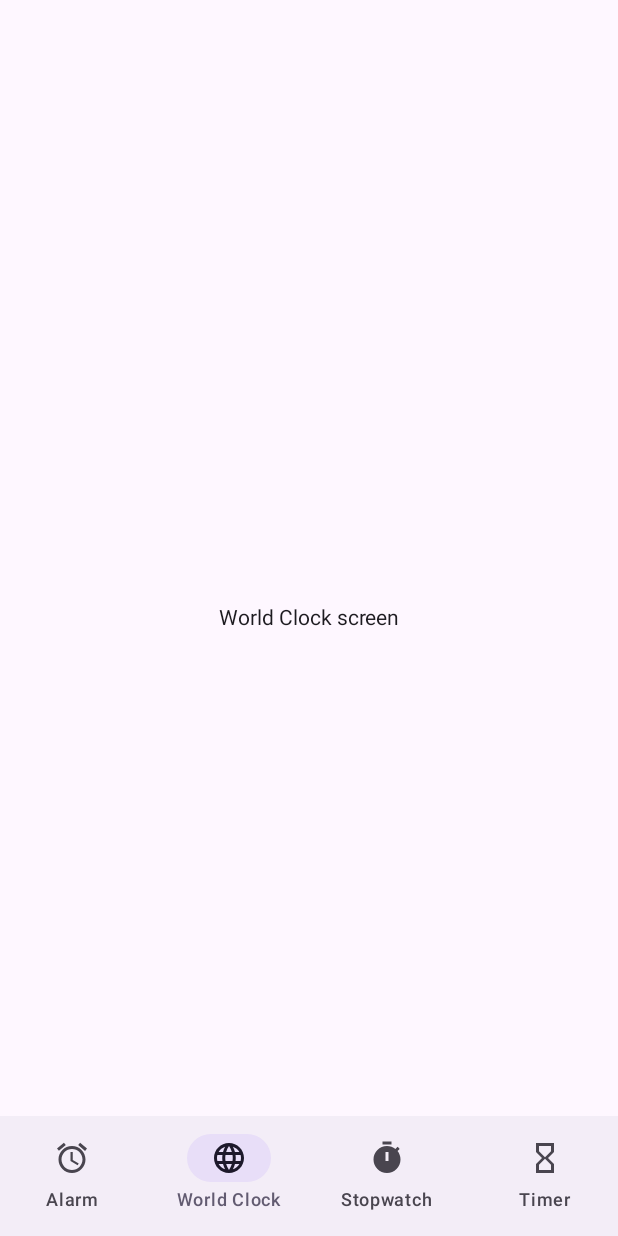
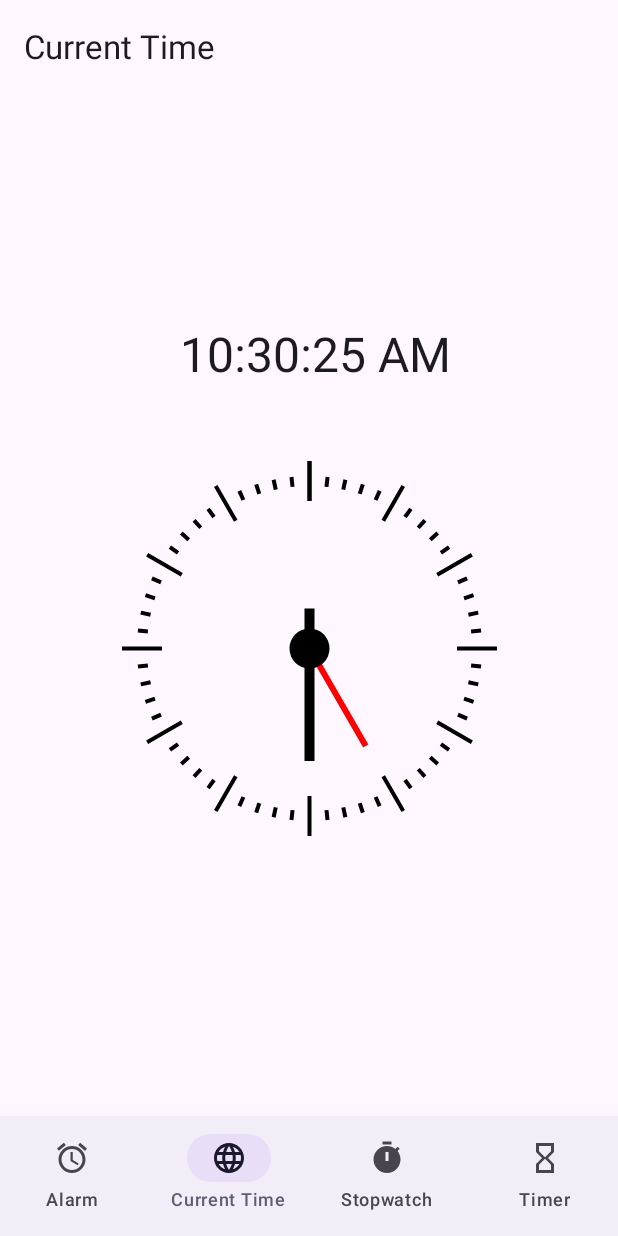
Before and after one commit to yassineAbou/Clock, an Android app built with Jetpack Compose: the CurrentTimeScreen screen opened through its navigation route, on a phone screen of 412 x 824 dp. Run offline under Robolectric (Android 15) with nearby library versions, the phone set to English and light mode, and no system bars; our stand-ins replace accompanist; 7 statements that could not run were skipped.

Commit message:
feat: Design CurrentTimeScreen

```diff
--- a/app/src/main/java/com/example/clock/MainActivity.kt
+++ b/app/src/main/java/com/example/clock/MainActivity.kt
@@ -7,6 +7,8 @@ import androidx.activity.viewModels
 import androidx.compose.material3.ExperimentalMaterial3Api
 import androidx.compose.material3.Scaffold
 import androidx.compose.runtime.Composable
+import androidx.compose.ui.Modifier
+import androidx.core.view.WindowCompat
 import androidx.navigation.NavHostController
 import androidx.navigation.compose.NavHost
 import androidx.navigation.compose.composable
@@ -18,7 +20,9 @@ import com.example.clock.stopwatch.StopwatchScreen
 import com.example.clock.stopwatch.StopwatchViewModel
 import com.example.clock.timer.TimerScreen
 import com.example.clock.ui.theme.ClockTheme
-import com.example.clock.world.WorldClockScreen
+import com.example.clock.world.CurrentTimeScreen
+import com.google.accompanist.insets.ProvideWindowInsets
+import com.google.accompanist.insets.navigationBarsPadding
 import kotlin.time.ExperimentalTime
 
 @OptIn(ExperimentalTime::class)
@@ -30,26 +34,27 @@ class MainActivity : ComponentActivity() {
     override fun onCreate(savedInstanceState: Bundle?) {
         super.onCreate(savedInstanceState)
 
-        //WindowCompat.setDecorFitsSystemWindows(window, false)
+        WindowCompat.setDecorFitsSystemWindows(window, false)
 
         setContent {
-           // ProvideWindowInsets {
+           ProvideWindowInsets {
                 ClockTheme {
                     val navController = rememberNavController()
                     Scaffold(
                         bottomBar = {
                             BottomNavigationBar(
+                                modifier = Modifier.navigationBarsPadding(),
                                 items = bottomBarItems,
                                 navController = navController,
                                 onItemClick = {
                                     navController.navigate(it.route)
-                                }
+                                },
                             )
                         }
                     ) {
                         Navigation(navController = navController, stopwatchViewModel)
                     }
-               // }
+                }
             }
         }
     }
@@ -60,12 +65,13 @@ class MainActivity : ComponentActivity() {
 @Composable
 fun Navigation(navController: NavHostController, stopwatchViewModel: StopwatchViewModel) {
 
-    NavHost(navController = navController, startDestination = Screen.Alarm.route) {
+
+         NavHost(navController = navController, startDestination = Screen.Alarm.route) {
         composable(Screen.Alarm.route) {
             AlarmScreen()
         }
         composable(Screen.WorldClock.route) {
-            WorldClockScreen()
+            CurrentTimeScreen()
         }
         composable(Screen.Stopwatch.route) {
             StopwatchScreen()
@@ -75,7 +81,3 @@ fun Navigation(navController: NavHostController, stopwatchViewModel: StopwatchVi
         }
     }
 }
-
-// TODO: compose viewModel before commit
-// TODO: fix Experimental annotations
-// TODO: use weight instead of dp
--- a/app/src/main/java/com/example/clock/alarm/AlarmScreen.kt
+++ b/app/src/main/java/com/example/clock/alarm/AlarmScreen.kt
@@ -1,18 +1,64 @@
 package com.example.clock.alarm
 
 import androidx.compose.foundation.layout.Box
+import androidx.compose.foundation.layout.Column
 import androidx.compose.foundation.layout.fillMaxSize
-import androidx.compose.material3.Text
+import androidx.compose.material3.*
 import androidx.compose.runtime.Composable
-import androidx.compose.ui.Alignment
+import androidx.compose.runtime.remember
 import androidx.compose.ui.Modifier
+import androidx.compose.ui.input.nestedscroll.nestedScroll
+import androidx.compose.ui.modifier.modifierLocalConsumer
+import androidx.compose.ui.tooling.preview.Preview
+import com.example.clock.components.ClockAppBar
+import com.example.clock.ui.theme.ClockTheme
+import com.google.accompanist.insets.statusBarsPadding
+
+@Preview
+@Composable
+fun AlarmScreenPreview() {
+    ClockTheme {
+        AlarmScreen()
+    }
+}
+
+@OptIn(ExperimentalMaterial3Api::class)
+@Composable
+fun AlarmScreen(
+    modifier: Modifier = Modifier
+) {
+    val scrollBehavior = remember { TopAppBarDefaults.pinnedScrollBehavior() }
+
+    Surface(modifier = modifier) {
+        Box(modifier = Modifier.fillMaxSize()) {
+            Column(
+                Modifier
+                    .fillMaxSize()
+                    .nestedScroll(scrollBehavior.nestedScrollConnection)
+            ) {
+                AlarmTopAppBar(
+                    modifier = Modifier.statusBarsPadding(),
+                    scrollBehavior = scrollBehavior
+                )
+            }
+        }
+    }
+
+}
 
 @Composable
-fun AlarmScreen() {
-    Box(
-        modifier = Modifier.fillMaxSize(),
-        contentAlignment = Alignment.Center
-    ) {
-        Text(text = "Alarm screen")
-    }
+private fun AlarmTopAppBar(
+    modifier: Modifier = Modifier,
+    scrollBehavior: TopAppBarScrollBehavior? = null,
+) {
+    ClockAppBar(
+        modifier = modifier,
+        scrollBehavior = scrollBehavior,
+        title = {
+            Text(
+                text = "Alarm",
+                style = MaterialTheme.typography.titleLarge,
+            )
+        }
+    )
 }
--- a/app/src/main/java/com/example/clock/components/BottomNavigationBar.kt
+++ b/app/src/main/java/com/example/clock/components/BottomNavigationBar.kt
@@ -30,7 +30,7 @@ fun BottomNavigationBar(
     onItemClick: (BottomNavItem) -> Unit
 ) {
     val backStackEntry = navController.currentBackStackEntryAsState()
-    NavigationBar {
+    NavigationBar(modifier = modifier) {
         items.forEach { item ->
             val selected = item.route == backStackEntry.value?.destination?.route
             NavigationBarItem(
@@ -57,9 +57,9 @@ val bottomBarItems =  listOf(
         icon = Icons.Default.Alarm
     ),
     BottomNavItem(
-        name = "World Clock",
+        name = "Current Time",
         route = Screen.WorldClock.route,
-        icon = Icons.Default.Language,
+        icon = Icons.Default.Language
     ),
     BottomNavItem(
         name = "Stopwatch",
--- /dev/null
+++ b/app/src/main/java/com/example/clock/components/ClockAppBar.kt
@@ -0,0 +1,45 @@
+package com.example.clock.components
+
+import androidx.compose.foundation.background
+import androidx.compose.foundation.layout.Box
+import androidx.compose.material.TopAppBar
+import androidx.compose.material3.*
+import androidx.compose.runtime.Composable
+import androidx.compose.ui.Modifier
+import androidx.compose.ui.graphics.Color
+import androidx.compose.ui.tooling.preview.Preview
+import com.example.clock.ui.theme.ClockTheme
+
+@Composable
+fun ClockAppBar(
+    modifier: Modifier = Modifier,
+    title: @Composable () -> Unit,
+    scrollBehavior: TopAppBarScrollBehavior? = null,
+) {
+    val backgroundColors = TopAppBarDefaults.centerAlignedTopAppBarColors()
+    val backgroundColor = backgroundColors.containerColor(
+        scrollFraction = scrollBehavior?.scrollFraction ?: 0f
+    ).value
+    val foregroundColors = TopAppBarDefaults.centerAlignedTopAppBarColors(
+        containerColor = Color.Transparent,
+        scrolledContainerColor = Color.Transparent
+    )
+
+    Box(modifier = Modifier.background(backgroundColor)) {
+        SmallTopAppBar(
+            modifier = modifier,
+            title = title,
+            scrollBehavior = scrollBehavior,
+            colors = foregroundColors
+        )
+    }
+}
+
+
+@Preview
+@Composable
+fun JetchatAppBarPreview() {
+    ClockTheme {
+        ClockAppBar(title = { Text("Alarm") })
+    }
+}
--- /dev/null
+++ b/app/src/main/java/com/example/clock/current-time/CurrentTimeScreen.kt
@@ -0,0 +1,200 @@
+package com.example.clock.world
+
+import androidx.compose.animation.*
+import androidx.compose.foundation.Canvas
+import androidx.compose.foundation.layout.*
+import androidx.compose.material3.*
+import androidx.compose.runtime.*
+import androidx.compose.ui.Alignment
+import androidx.compose.ui.Modifier
+import androidx.compose.ui.geometry.Offset
+import androidx.compose.ui.graphics.Color
+import androidx.compose.ui.graphics.drawscope.rotate
+import androidx.compose.ui.text.style.TextAlign
+import androidx.compose.ui.tooling.preview.Preview
+import androidx.compose.ui.unit.dp
+import com.example.clock.components.ClockAppBar
+import com.example.clock.ui.theme.ClockTheme
+import com.google.accompanist.insets.statusBarsPadding
+import kotlinx.coroutines.delay
+import java.text.SimpleDateFormat
+import java.util.*
+
+@Preview
+@Composable
+fun CurrentTimeScreenPreview() {
+    ClockTheme {
+        CurrentTimeScreen()
+    }
+}
+
+@OptIn(ExperimentalMaterial3Api::class)
+@Composable
+fun CurrentTimeScreen(
+    modifier: Modifier = Modifier
+) {
+    val scrollBehavior = remember { TopAppBarDefaults.pinnedScrollBehavior() }
+
+    Surface(modifier = modifier) {
+        Box(modifier = Modifier.fillMaxSize()) {
+            WorldClockTopAppBar(
+                modifier = Modifier.statusBarsPadding(),
+                scrollBehavior = scrollBehavior
+            )
+            Column(
+                modifier = Modifier
+                    .fillMaxSize(),
+                verticalArrangement = Arrangement.Center,
+                horizontalAlignment = Alignment.CenterHorizontally,
+            ) {
+                DigitalClock()
+                AnalogClock()
+            }
+        }
+    }
+
+}
+
+@Composable
+private fun WorldClockTopAppBar(
+    modifier: Modifier = Modifier,
+    scrollBehavior: TopAppBarScrollBehavior? = null,
+) {
+    ClockAppBar(
+        modifier = modifier,
+        scrollBehavior = scrollBehavior,
+        title = {
+            Text(
+                text = "Current Time",
+                style = MaterialTheme.typography.titleLarge,
+            )
+        }
+    )
+}
+
+
+@OptIn(ExperimentalAnimationApi::class)
+@Composable
+fun DigitalClock(modifier: Modifier = Modifier) {
+        var time by remember { mutableStateOf("04:37:34 PM") }
+
+        LaunchedEffect(0) {
+            while (true) {
+                val calendar = Calendar.getInstance()
+                time = SimpleDateFormat("hh:mm:ss a").format(calendar.time)
+                delay(1000)
+            }
+        }
+
+        Text(
+            text = " $time",
+            style = MaterialTheme.typography.headlineLarge,
+            textAlign = TextAlign.Center
+        )
+
+}
+
+@Composable
+fun AnalogClock() {
+    Box(
+        modifier = Modifier.size(350.dp),
+        contentAlignment = Alignment.Center
+    ) {
+        var time by remember {
+            mutableStateOf(
+                TimeInFloat(
+                    hour = 0f,
+                    minute = 0f,
+                    second = 0f
+                )
+            )
+        }
+
+        LaunchedEffect(0) {
+               while (true) {
+                   val calendar = Calendar.getInstance()
+
+                   val hour = calendar.get(Calendar.HOUR)
+                   val minute = calendar.get(Calendar.MINUTE)
+                   val second = calendar.get(Calendar.SECOND)
+
+                   time = TimeInFloat(
+                       hour = ((hour + (minute / 60f)) * 6f * 5),
+                       minute = minute * 6f,
+                       second = second * 6f
+                   )
+                   delay(1000)
+               }
+        }
+
+
+
+        Canvas(modifier = Modifier.size(250.dp)) {
+
+            for (angle in 0..60) {
+                rotate(angle * 6f) {
+                    if (angle % 5 == 0) {
+                        drawLine(
+                            color = Color.Black,
+                            start = Offset(size.width / 2, 0f),
+                            end = Offset(size.width / 2, 40f),
+                            strokeWidth = 4f
+                        )
+                    } else {
+                        drawLine(
+                            color = Color.Black,
+                            start = Offset(size.width / 2, 15f),
+                            end = Offset(size.width / 2, 25f),
+                            strokeWidth = 4f
+                        )
+                    }
+                }
+            }
+
+            rotate(time.hour) {
+                drawLine(
+                    color = Color.Black ,
+                    start = Offset(size.width / 2 , size.width / 2),
+                    end = Offset(size.width / 2 , 200f),
+                    strokeWidth = 14f
+                )
+            }
+
+            rotate(time.minute) {
+                drawLine(
+                    color = Color.Black ,
+                    start = Offset(size.width / 2 , size.width / 2 + 40),
+                    end = Offset(size.width / 2 , 75f),
+                    strokeWidth = 10f
+                )
+            }
+
+            rotate(time.second) {
+                drawLine(
+                    color = Color.Red,
+                    start = Offset(size.width / 2 , size.width / 2),
+                    end = Offset(size.width / 2 , 75f),
+                    strokeWidth = 6f
+                )
+            }
+
+            drawCircle(
+                color = Color.Black ,
+                radius = 20f
+            )
+        }
+    }
+}
+
+data class TimeInFloat(
+    var hour: Float,
+    var minute: Float,
+    var second: Float
+)
+
+data class TimeInString(
+    var hour: String,
+    var minute: String,
+    var second: String,
+    var meridiem: String
+)
--- a/app/src/main/java/com/example/clock/world-clock/WorldClockScreen.kt
+++ /dev/null
@@ -1,18 +0,0 @@
-package com.example.clock.world
-
-import androidx.compose.foundation.layout.Box
-import androidx.compose.foundation.layout.fillMaxSize
-import androidx.compose.material3.Text
-import androidx.compose.runtime.Composable
-import androidx.compose.ui.Alignment
-import androidx.compose.ui.Modifier
-
-@Composable
-fun WorldClockScreen() {
-    Box(
-        modifier = Modifier.fillMaxSize(),
-        contentAlignment = Alignment.Center
-    ) {
-        Text(text = "World Clock screen")
-    }
-}
--- a/app/src/main/res/values/strings.xml
+++ b/app/src/main/res/values/strings.xml
@@ -1,4 +1,6 @@
 <resources>
     <string name="app_name">Clock</string>
+    <string name="add">Add</string>
+    <string name="more">More options</string>
 
 </resources>
```
